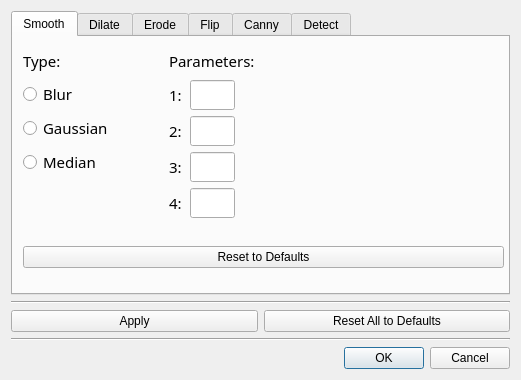
hasbegun/EyeD, file src/ImageProcessingSettingsDialog.ui: the form before one commit.
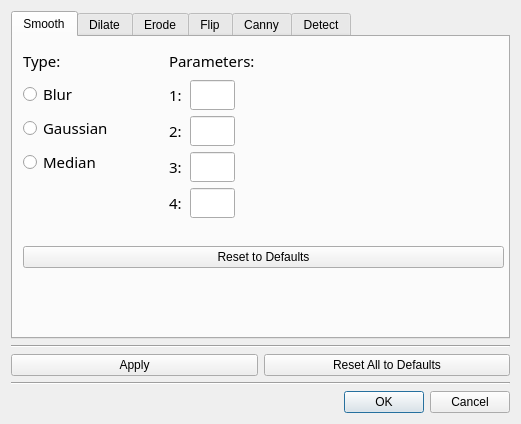
The form after the commit. The open tabs and pages were chosen to show the change.

The edit to the form file:
```diff
--- a/src/ImageProcessingSettingsDialog.ui
+++ b/src/ImageProcessingSettingsDialog.ui
@@ -7,7 +7,7 @@
     <x>0</x>
     <y>0</y>
     <width>521</width>
-    <height>380</height>
+    <height>424</height>
    </rect>
   </property>
   <property name="windowTitle">
```
Left out of the diff: 12 changed lines with no effect on the pictures.
